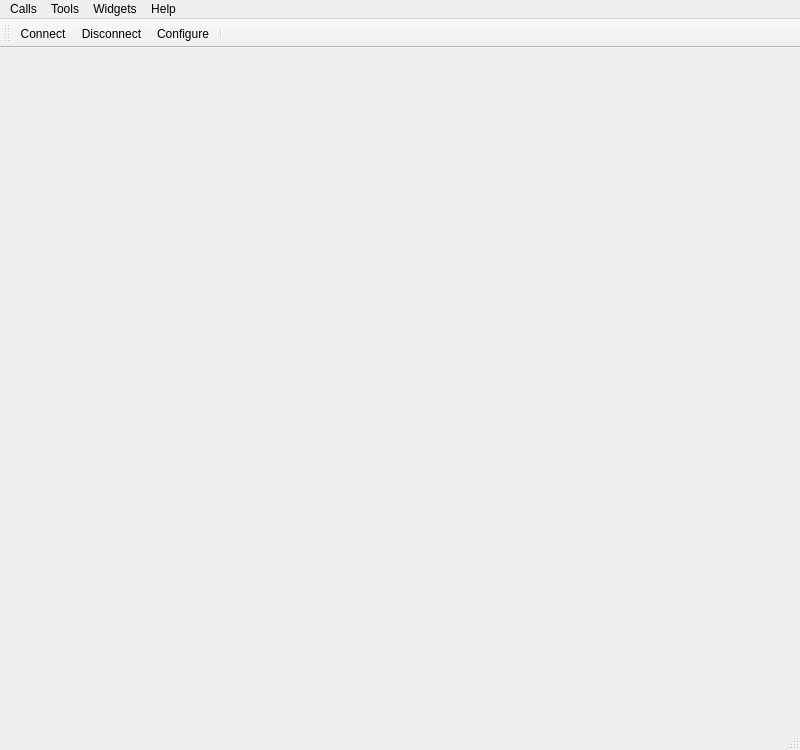
This is src/mainwindow.ui in nlbtuyen/ConfigurationGCS as Qt 5 draws it before an edit. The edited form follows.
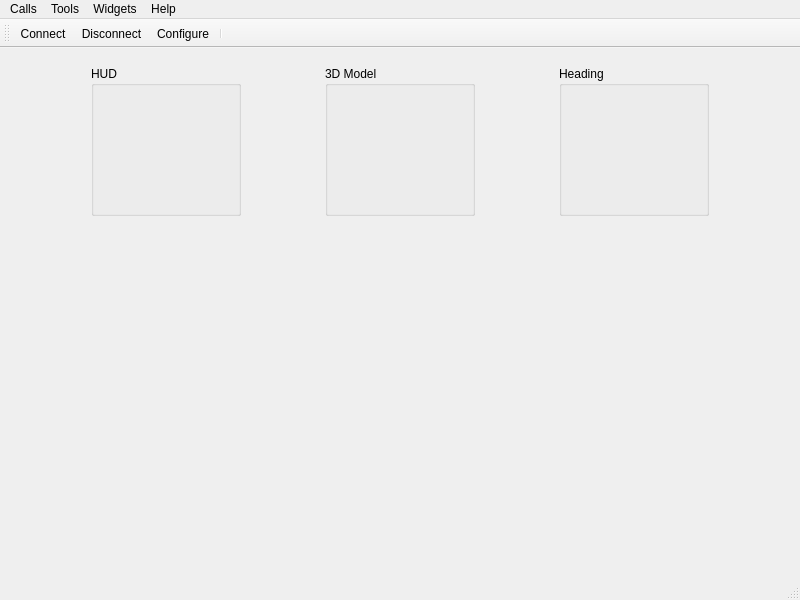
This is the edited form. Icons and pictures are not drawn.

```diff
--- a/src/mainwindow.ui
+++ b/src/mainwindow.ui
@@ -7,9 +7,15 @@
     <x>0</x>
     <y>0</y>
     <width>800</width>
-    <height>750</height>
+    <height>600</height>
    </rect>
   </property>
+  <property name="minimumSize">
+   <size>
+    <width>800</width>
+    <height>600</height>
+   </size>
+  </property>
   <property name="contextMenuPolicy">
    <enum>Qt::NoContextMenu</enum>
   </property>
@@ -19,7 +25,188 @@
   <property name="styleSheet">
    <string notr="true"/>
   </property>
-  <widget class="QWidget" name="centralWidget"/>
+  <widget class="QWidget" name="centralWidget">
+   <layout class="QVBoxLayout" name="verticalLayout">
+    <item>
+     <layout class="QHBoxLayout" name="horizontalLayout">
+      <item>
+       <spacer name="horizontalSpacer_3">
+        <property name="orientation">
+         <enum>Qt::Horizontal</enum>
+        </property>
+        <property name="sizeHint" stdset="0">
+         <size>
+          <width>80</width>
+          <height>20</height>
+         </size>
+        </property>
+       </spacer>
+      </item>
+      <item>
+       <widget class="QGroupBox" name="HUD_groupBox">
+        <property name="minimumSize">
+         <size>
+          <width>150</width>
+          <height>150</height>
+         </size>
+        </property>
+        <property name="maximumSize">
+         <size>
+          <width>150</width>
+          <height>150</height>
+         </size>
+        </property>
+        <property name="title">
+         <string>HUD</string>
+        </property>
+       </widget>
+      </item>
+      <item>
+       <spacer name="horizontalSpacer_5">
+        <property name="orientation">
+         <enum>Qt::Horizontal</enum>
+        </property>
+        <property name="sizeHint" stdset="0">
+         <size>
+          <width>20</width>
+          <height>20</height>
+         </size>
+        </property>
+       </spacer>
+      </item>
+      <item>
+       <widget class="QGroupBox" name="ACModel_groupBox">
+        <property name="minimumSize">
+         <size>
+          <width>150</width>
+          <height>150</height>
+         </size>
+        </property>
+        <property name="maximumSize">
+         <size>
+          <width>150</width>
+          <height>150</height>
+         </size>
+        </property>
+        <property name="title">
+         <string>3D Model</string>
+        </property>
+       </widget>
+      </item>
+      <item>
+       <spacer name="horizontalSpacer_6">
+        <property name="orientation">
+         <enum>Qt::Horizontal</enum>
+        </property>
+        <property name="sizeHint" stdset="0">
+         <size>
+          <width>20</width>
+          <height>20</height>
+         </size>
+        </property>
+       </spacer>
+      </item>
+      <item>
+       <widget class="QGroupBox" name="Heading_groupBox">
+        <property name="minimumSize">
+         <size>
+          <width>150</width>
+          <height>150</height>
+         </size>
+        </property>
+        <property name="maximumSize">
+         <size>
+          <width>150</width>
+          <height>150</height>
+         </size>
+        </property>
+        <property name="title">
+         <string>Heading</string>
+        </property>
+       </widget>
+      </item>
+      <item>
+       <spacer name="horizontalSpacer_4">
+        <property name="orientation">
+         <enum>Qt::Horizontal</enum>
+        </property>
+        <property name="sizeHint" stdset="0">
+         <size>
+          <width>80</width>
+          <height>20</height>
+         </size>
+        </property>
+       </spacer>
+      </item>
+     </layout>
+    </item>
+    <item>
+     <layout class="QHBoxLayout" name="horizontalLayout_2">
+      <item>
+       <spacer name="horizontalSpacer">
+        <property name="orientation">
+         <enum>Qt::Horizontal</enum>
+        </property>
+        <property name="sizeHint" stdset="0">
+         <size>
+          <width>20</width>
+          <height>20</height>
+         </size>
+        </property>
+       </spacer>
+      </item>
+      <item>
+       <widget class="QScrollArea" name="mainConfig">
+        <property name="minimumSize">
+         <size>
+          <width>730</width>
+          <height>330</height>
+         </size>
+        </property>
+        <property name="maximumSize">
+         <size>
+          <width>730</width>
+          <height>330</height>
+         </size>
+        </property>
+        <property name="contextMenuPolicy">
+         <enum>Qt::DefaultContextMenu</enum>
+        </property>
+        <property name="frameShape">
+         <enum>QFrame::NoFrame</enum>
+        </property>
+        <property name="widgetResizable">
+         <bool>true</bool>
+        </property>
+        <widget class="QWidget" name="scrollAreaWidgetContents">
+         <property name="geometry">
+          <rect>
+           <x>0</x>
+           <y>0</y>
+           <width>730</width>
+           <height>330</height>
+          </rect>
+         </property>
+        </widget>
+       </widget>
+      </item>
+      <item>
+       <spacer name="horizontalSpacer_2">
+        <property name="orientation">
+         <enum>Qt::Horizontal</enum>
+        </property>
+        <property name="sizeHint" stdset="0">
+         <size>
+          <width>20</width>
+          <height>20</height>
+         </size>
+        </property>
+       </spacer>
+      </item>
+     </layout>
+    </item>
+   </layout>
+  </widget>
   <widget class="QMenuBar" name="menuBar">
    <property name="geometry">
     <rect>
```
